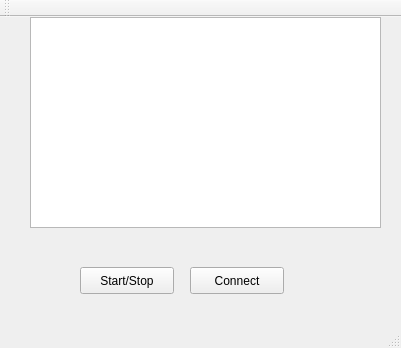
Above: mainclient.ui from krakapwa/heartClient before the change. Below: the same form after it.
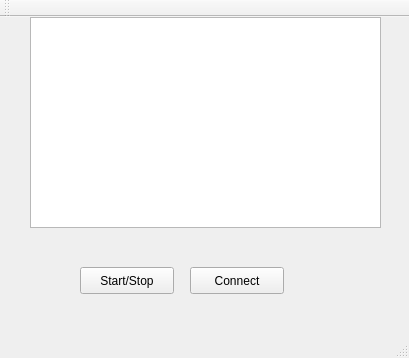
That is the form after the change.

```diff
--- a/mainclient.ui
+++ b/mainclient.ui
@@ -6,8 +6,8 @@
    <rect>
     <x>0</x>
     <y>0</y>
-    <width>401</width>
-    <height>348</height>
+    <width>409</width>
+    <height>358</height>
    </rect>
   </property>
   <property name="windowTitle">
```
Left out of the diff: 2 changed lines with no effect on the pictures.
